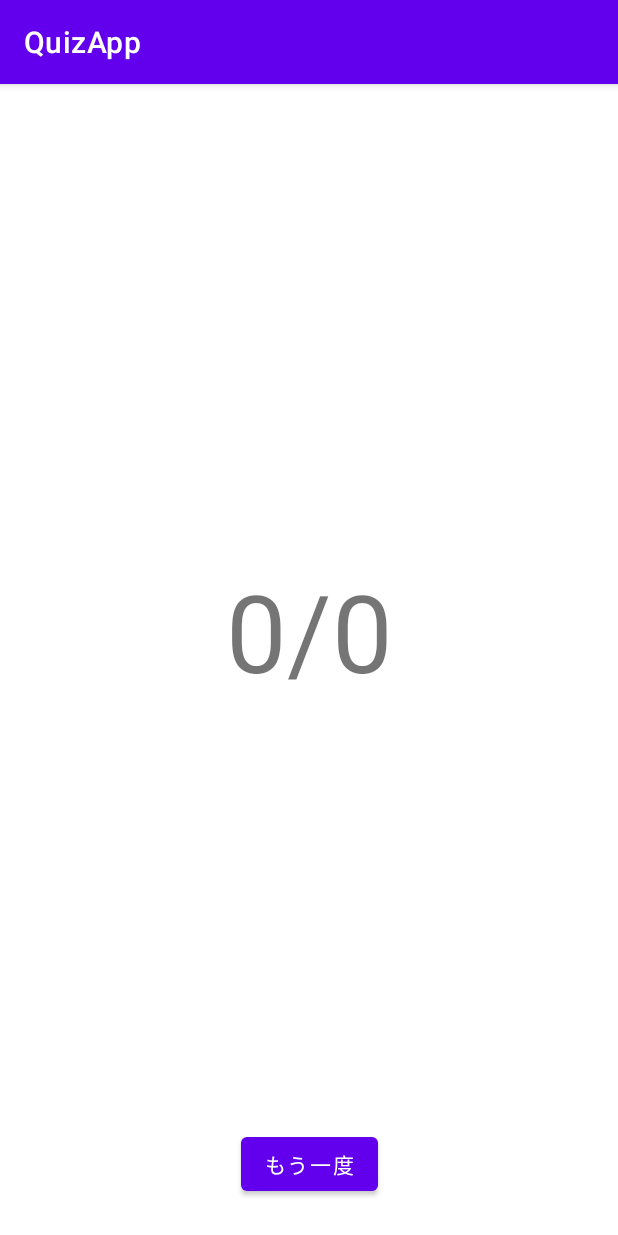
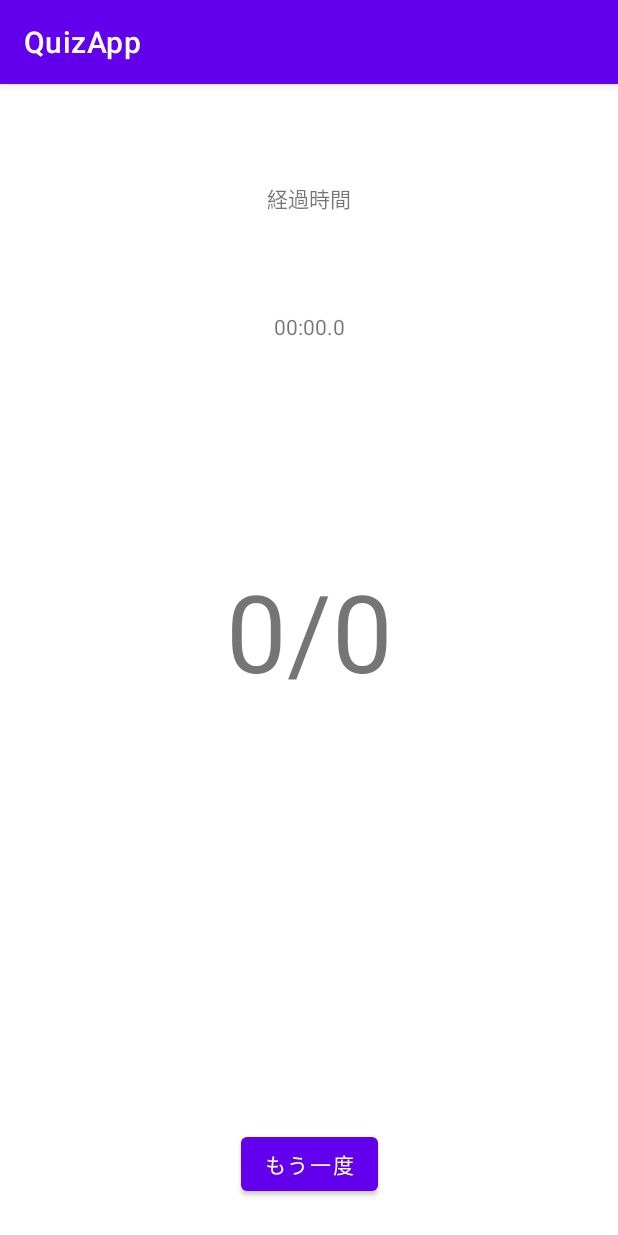
Before and after one commit to Ochiai-Yuta/QuQuizApp, an Android app: the EndActivity screen opened directly, with no data from a screen before it, on a phone screen of 412 x 824 dp. Run offline under Robolectric (Android 15) with nearby library versions, the phone set to English and light mode, and no system bars.

Commit message:
タイマー機能の追加＆endLayoutに経過時間の表示を追加

```diff
--- a/app/src/main/java/com/example/quizapp/EndActivity.java
+++ b/app/src/main/java/com/example/quizapp/EndActivity.java
@@ -7,17 +7,30 @@ import android.os.Bundle;
 import android.view.View;
 import android.widget.TextView;
 
+import java.text.SimpleDateFormat;
+import java.util.Locale;
+
 public class EndActivity extends AppCompatActivity {
 
     @Override
     protected void onCreate(Bundle savedInstanceState) {
         super.onCreate(savedInstanceState);
         setContentView(R.layout.activity_end);
+        final int period = 100;
+        final SimpleDateFormat dataFormat =
+                new SimpleDateFormat("mm:ss.S", Locale.US);
 
         //問題数、正答数を取得
         Intent intent = getIntent();
         int total = intent.getIntExtra("TOTAL_NUMBER", 0);
         int correct = intent.getIntExtra("NUMBER_OF_CORRECT_ANSWER", 0);
+        int time = intent.getIntExtra("TIME_COUNT", 0);
+
+        //経過時間を表示
+        String elapsedTime;
+        TextView t = findViewById(R.id.time_end);
+        elapsedTime = dataFormat.format(time*period);
+        t.setText(elapsedTime);
 
         //結果を表示
         TextView v = findViewById(R.id.resultText);
--- a/app/src/main/res/layout/activity_end.xml
+++ b/app/src/main/res/layout/activity_end.xml
@@ -32,4 +32,25 @@
         app:layout_constraintBottom_toBottomOf="parent"
         app:layout_constraintEnd_toEndOf="parent"
         app:layout_constraintStart_toStartOf="parent" />
+
+    <TextView
+        android:id="@+id/time_end"
+        android:layout_width="wrap_content"
+        android:layout_height="wrap_content"
+        android:text="@string/other"
+        app:layout_constraintBottom_toTopOf="@+id/resultText"
+        app:layout_constraintEnd_toEndOf="parent"
+        app:layout_constraintStart_toStartOf="parent"
+        app:layout_constraintTop_toTopOf="parent"
+        app:layout_constraintVertical_bias="0.512" />
+
+    <TextView
+        android:id="@+id/kaikajikan"
+        android:layout_width="wrap_content"
+        android:layout_height="wrap_content"
+        android:text="@string/keikajikan"
+        app:layout_constraintBottom_toTopOf="@+id/time_end"
+        app:layout_constraintEnd_toEndOf="parent"
+        app:layout_constraintStart_toStartOf="parent"
+        app:layout_constraintTop_toTopOf="parent" />
 </androidx.constraintlayout.widget.ConstraintLayout>
--- a/app/src/main/res/values/strings.xml
+++ b/app/src/main/res/values/strings.xml
@@ -10,8 +10,7 @@
     <string name="next_button">次へ</string>
     <string name="again_button">もう一度</string>
     <string name="correct_count">3/5</string>
-    <string name="description1">selected bag</string>
     <string name="question">どのバッグにしますか？</string>
-    <string name="description2">bag1</string>
-    <string name="description3">bag2</string>
+    <string name="other">hogehoge</string>
+    <string name="keikajikan">経過時間</string>
 </resources>
```
Also changed, not shown: app/src/main/java/com/example/quizapp/QuizActivity.java (+60 -13 lines).
